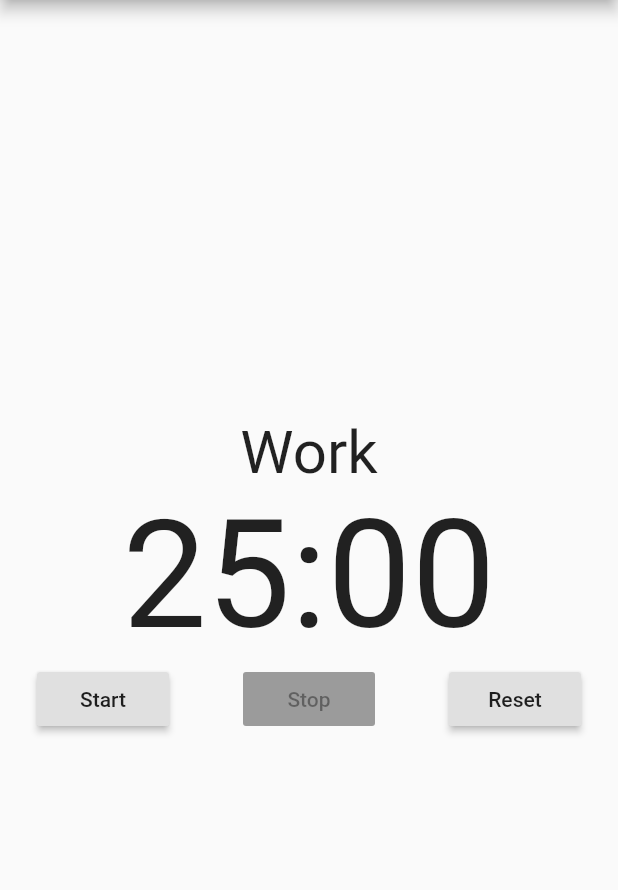
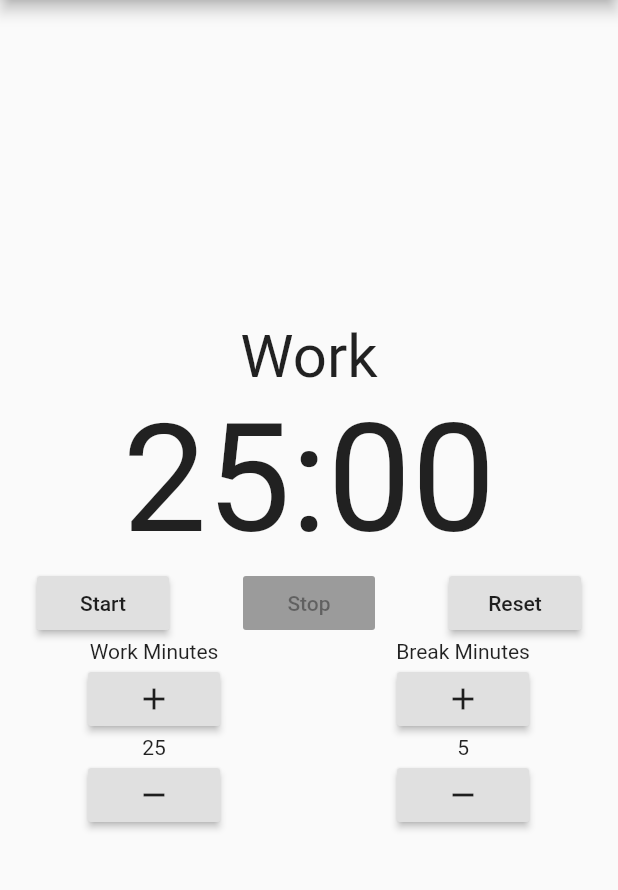
Before and after one commit to mhelmetag/orlogio, a Flutter app: the screen it shows after launch, on a phone screen of 412 x 824 dp, the part 84-974 px from its top. Run offline on Flutter 3.47's test engine with Material 2 defaults, Android fonts, the phone set to English and light mode, and no system bars.

```diff
--- a/lib/components/clock.dart
+++ b/lib/components/clock.dart
@@ -18,7 +18,7 @@ class Clock extends StatelessWidget {
 
   @override
   build(BuildContext context) {
-    return new Text(
+    return Text(
       stringTime(),
       style: TextStyle(fontSize: clockSize)
     );
--- a/lib/components/clock_controls.dart
+++ b/lib/components/clock_controls.dart
@@ -11,18 +11,18 @@ class ClockControls extends StatelessWidget {
 
   @override
   build(BuildContext context) {
-    return new Row(
+    return Row(
       mainAxisAlignment: MainAxisAlignment.spaceAround,
       children: <Widget>[
-        new RaisedButton(
+        RaisedButton(
           onPressed: (running || currentTimeSeconds == 0) ? null : startFunction,
           child: new Text('Start')
         ),
-        new RaisedButton(
+        RaisedButton(
           onPressed: running ? stopFunction : null,
           child: new Text('Stop')
         ),
-        new RaisedButton(
+        RaisedButton(
           onPressed: running ? null : resetFunction,
           child: new Text('Reset')
         )
--- /dev/null
+++ b/lib/components/editable_minutes.dart
@@ -0,0 +1,29 @@
+import 'package:flutter/material.dart';
+
+class EditableMinutes extends StatelessWidget {
+  final String labelText;
+  final String currentValueText;
+  final Function addFunction;
+  final Function removeFunction;
+
+  EditableMinutes({this.labelText, this.currentValueText, this.addFunction, this.removeFunction});
+
+  @override
+  build(BuildContext context) {
+    return Column(
+      mainAxisAlignment: MainAxisAlignment.center,
+      children: <Widget>[
+        Text(labelText),
+        RaisedButton(
+          child: Icon(Icons.add),
+          onPressed: addFunction
+        ),
+        Text(currentValueText),
+        RaisedButton(
+          child: Icon(Icons.remove),
+          onPressed: removeFunction
+        )
+      ],
+    );
+  }
+}
--- a/lib/screens/home.dart
+++ b/lib/screens/home.dart
@@ -4,6 +4,7 @@ import 'package:flutter/material.dart';
 
 import '../components/clock.dart';
 import '../components/clock_controls.dart';
+import '../components/editable_minutes.dart';
 
 class Home extends StatefulWidget {
   final String title;
@@ -60,6 +61,44 @@ class _HomeState extends State<Home> {
     });
   }
 
+  void updateWorkTime(type) {
+    int newWorkTimeSeconds;
+
+    switch(type) {
+      case 'add':
+        newWorkTimeSeconds = _workTimeSeconds + 60;
+        break;
+      case 'remove':
+        newWorkTimeSeconds = _workTimeSeconds - 60;
+        break;
+      default:
+        throw ArgumentError;
+    }
+
+    setState(() {
+      _workTimeSeconds = newWorkTimeSeconds;
+    });
+  }
+
+  void updateBreakTime(type) {
+    int newBreakTimeSeconds;
+
+    switch(type) {
+      case 'add':
+        newBreakTimeSeconds = _breakTimeSeconds + 60;
+        break;
+      case 'remove':
+        newBreakTimeSeconds = _breakTimeSeconds - 60;
+        break;
+      default:
+        throw ArgumentError;
+    }
+
+    setState(() {
+      _breakTimeSeconds = newBreakTimeSeconds;
+    });
+  }
+
   void tick(Timer time) {
     if (_currentTimeSeconds <= 0) {
       setState(() {
@@ -75,29 +114,46 @@ class _HomeState extends State<Home> {
 
   @override
   Widget build(BuildContext context) {
-    return new Scaffold(
-      appBar: new AppBar(
-        title: new Center(
-          child: new Text(widget.title)
+    return Scaffold(
+      appBar: AppBar(
+        title: Center(
+          child: Text(widget.title)
         )
       ),
-      body: new Center(
-        child: new Column(
+      body: Center(
+        child: Column(
           mainAxisAlignment: MainAxisAlignment.center,
           children: <Widget>[
-            new Text(
+            Text(
               _working ? 'Work' : 'Break',
               style: TextStyle(
                 fontSize: 40
               )
             ),
-            new Clock(currentTimeSeconds: _currentTimeSeconds),
-            new ClockControls(
+            Clock(currentTimeSeconds: _currentTimeSeconds),
+            ClockControls(
               running: _running,
               currentTimeSeconds: _currentTimeSeconds,
               startFunction: start,
               stopFunction: stop,
               resetFunction: reset
+            ),
+            Row(
+              mainAxisAlignment: MainAxisAlignment.spaceAround,
+              children: <Widget>[
+                EditableMinutes(
+                  labelText: 'Work Minutes',
+                  currentValueText: (_workTimeSeconds ~/ 60).toString(),
+                  addFunction: () { updateWorkTime('add'); },
+                  removeFunction: () { updateWorkTime('remove'); }
+                ),
+                EditableMinutes(
+                  labelText: 'Break Minutes',
+                  currentValueText: (_breakTimeSeconds ~/ 60).toString(),
+                  addFunction: () { updateBreakTime('add'); },
+                  removeFunction: () { updateBreakTime('remove'); }
+                )
+              ],
             )
           ]
         )
```
